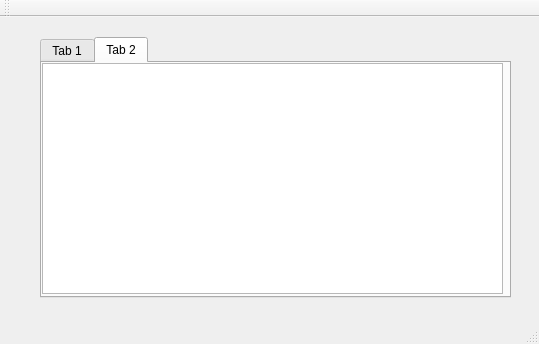
This is mainwindow.ui in PoxiaoLZ/SoftProject as Qt 5 draws it before an edit. The edited form follows.
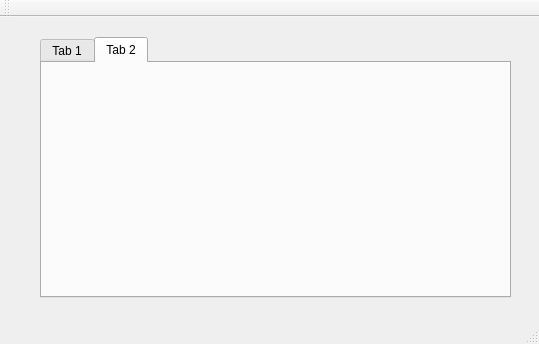
This is the edited form. The open tabs and pages were chosen to show the change.

```diff
--- a/mainwindow.ui
+++ b/mainwindow.ui
@@ -45,16 +45,6 @@
      <attribute name="title">
       <string>Tab 2</string>
      </attribute>
-     <widget class="QTableWidget" name="tableWidget_2">
-      <property name="geometry">
-       <rect>
-        <x>0</x>
-        <y>0</y>
-        <width>461</width>
-        <height>231</height>
-       </rect>
-      </property>
-     </widget>
     </widget>
    </widget>
   </widget>
```
Left out of the diff: 12 changed lines with no effect on the pictures.
